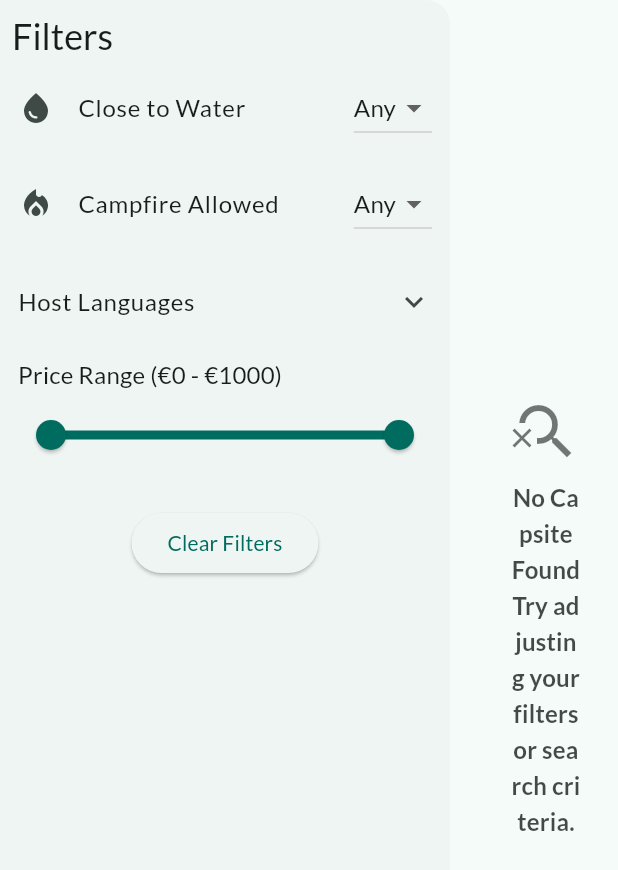
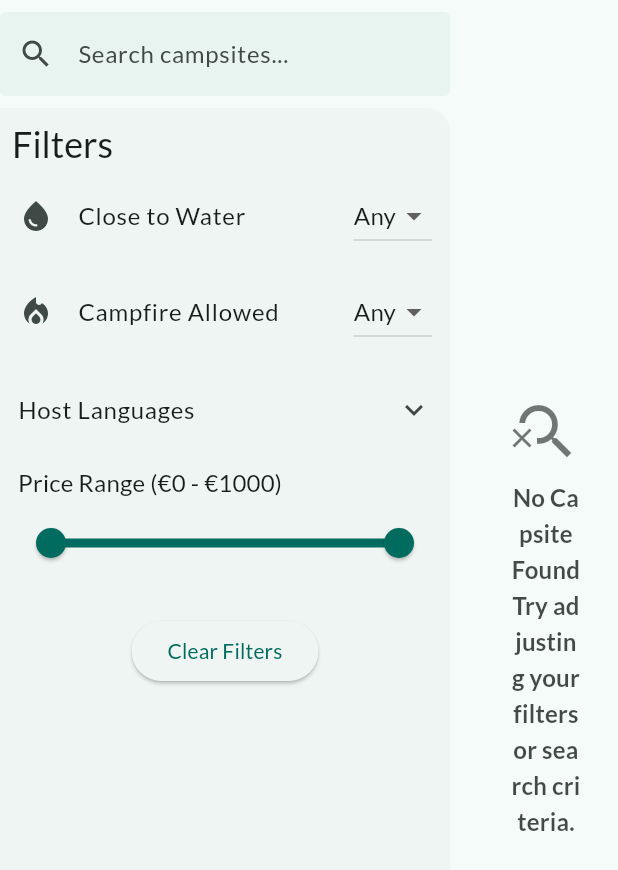
Before and after one commit to Chethana-BL/wander_nest, a Flutter app: the HomeWideLayout widget shown alone on an empty page, opened directly with empty values, on a phone screen of 412 x 824 dp. Shown: the top 870 px of the screen. Run offline on Flutter 3.47's test engine with Material 3 defaults, Android fonts, the light colour scheme and no system bars; our stand-ins replace flutter_map, flutter_riverpod, flutter_staggered_animations, freezed_annotation, google_fonts, latlong2; missing offline and left inert: flutter_map_cancellable_tile_provider; network calls fail.

Commit message:
feat: implement responsive campsite search with tests
- Added search functionality to filter campsites by name using a responsive UI for both wide and compact layouts.
- Included supporting unit tests.

```diff
--- a/lib/features/campsite/presentation/screens/home_screen.dart
+++ b/lib/features/campsite/presentation/screens/home_screen.dart
@@ -3,6 +3,7 @@ import 'package:flutter_riverpod/flutter_riverpod.dart';
 import 'package:wander_nest/core/constants/app_icons.dart';
 import 'package:wander_nest/core/constants/app_sizes.dart';
 import 'package:wander_nest/features/campsite/presentation/providers/campsite_providers.dart';
+import 'package:wander_nest/features/campsite/presentation/providers/search_providers.dart';
 import 'package:wander_nest/features/campsite/presentation/widgets/app_error_message.dart';
 import 'package:wander_nest/features/campsite/presentation/widgets/app_tagline_banner.dart';
 import 'package:wander_nest/features/campsite/presentation/widgets/responsive_campsite_view.dart';
@@ -10,7 +11,6 @@ import 'package:wander_nest/features/favourites/presentation/screens/favourite_c
 import 'package:wander_nest/features/filters/presentation/widgets/filter_action_icon.dart';
 import 'package:wander_nest/features/filters/presentation/widgets/filter_overlay_panel.dart';
 import 'package:wander_nest/features/maps/presentation/screens/map_screen.dart';
-import 'package:wander_nest/shared/providers/filtered_campsites_provider.dart';
 import 'package:wander_nest/shared/utils/error_messages.dart';
 
 class HomeScreen extends ConsumerWidget {
@@ -38,7 +38,7 @@ class HomeScreen extends ConsumerWidget {
   @override
   Widget build(BuildContext context, WidgetRef ref) {
     final campsiteListAsync = ref.watch(campsiteListProvider);
-    final filteredCampsites = ref.watch(filteredCampsitesProvider);
+    final filteredCampsites = ref.watch(searchedCampsitesProvider);
     final isCompact = MediaQuery.of(context).size.width < 600;
 
     return Scaffold(
--- a/lib/features/campsite/presentation/widgets/home_compact_layout.dart
+++ b/lib/features/campsite/presentation/widgets/home_compact_layout.dart
@@ -2,9 +2,11 @@ import 'package:flutter/material.dart';
 import 'package:flutter_riverpod/flutter_riverpod.dart';
 import 'package:wander_nest/core/constants/app_sizes.dart';
 import 'package:wander_nest/features/campsite/domain/entities/campsite.dart';
+import 'package:wander_nest/features/campsite/presentation/providers/search_providers.dart';
 import 'package:wander_nest/features/campsite/presentation/widgets/campsite_card.dart';
 import 'package:wander_nest/features/campsite/presentation/widgets/home_empty_campsite.dart';
 import 'package:wander_nest/features/campsite/presentation/widgets/result_summary_banner.dart';
+import 'package:wander_nest/features/campsite/presentation/widgets/search_bar.dart';
 import 'package:wander_nest/features/filters/domain/entities/filter_state.dart';
 import 'package:wander_nest/features/filters/presentation/providers/campsite_filter_notifier.dart';
 import 'package:wander_nest/features/filters/presentation/widgets/active_filter_chips.dart';
@@ -23,6 +25,7 @@ class HomeCompactLayout extends ConsumerWidget {
   @override
   Widget build(BuildContext context, WidgetRef ref) {
     final filter = ref.watch(campsiteFilterProvider);
+    final search = ref.watch(searchQueryProvider);
 
     Widget content = const NoCampsiteFound();
 
@@ -35,6 +38,11 @@ class HomeCompactLayout extends ConsumerWidget {
 
     return Column(
       children: [
+        SearchBarWidget(
+          onChanged:
+              (value) => ref.read(searchQueryProvider.notifier).state = value,
+          searchText: search,
+        ),
         if (!filter.isDefault)
           const Padding(
             padding: EdgeInsets.symmetric(vertical: AppSizes.paddingSM),
--- a/lib/features/campsite/presentation/widgets/home_wide_layout.dart
+++ b/lib/features/campsite/presentation/widgets/home_wide_layout.dart
@@ -2,9 +2,11 @@ import 'package:flutter/material.dart';
 import 'package:flutter_riverpod/flutter_riverpod.dart';
 import 'package:wander_nest/core/constants/app_sizes.dart';
 import 'package:wander_nest/features/campsite/domain/entities/campsite.dart';
+import 'package:wander_nest/features/campsite/presentation/providers/search_providers.dart';
 import 'package:wander_nest/features/campsite/presentation/widgets/campsite_card.dart';
 import 'package:wander_nest/features/campsite/presentation/widgets/home_empty_campsite.dart';
 import 'package:wander_nest/features/campsite/presentation/widgets/result_summary_banner.dart';
+import 'package:wander_nest/features/campsite/presentation/widgets/search_bar.dart';
 import 'package:wander_nest/features/filters/presentation/widgets/filter_sidebar_panel.dart';
 import 'package:wander_nest/shared/widgets/animated_lists.dart';
 
@@ -24,6 +26,7 @@ class HomeWideLayout extends ConsumerWidget {
   Widget build(BuildContext context, WidgetRef ref) {
     final filterPanelWidth = 300;
     final availableWidth = width - filterPanelWidth;
+    final search = ref.watch(searchQueryProvider);
 
     return Row(
       crossAxisAlignment: CrossAxisAlignment.start,
@@ -31,7 +34,19 @@ class HomeWideLayout extends ConsumerWidget {
         // Left-side filter panel
         SizedBox(
           width: filterPanelWidth.toDouble(),
-          child: const FilterSidebarPanel(),
+          child: Column(
+            crossAxisAlignment: CrossAxisAlignment.start,
+            mainAxisSize: MainAxisSize.min,
+            children: [
+              SearchBarWidget(
+                onChanged:
+                    (value) =>
+                        ref.read(searchQueryProvider.notifier).state = value,
+                searchText: search,
+              ),
+              const Expanded(child: FilterSidebarPanel()),
+            ],
+          ),
         ),
 
         const SizedBox(width: AppSizes.space),
--- a/lib/features/campsite/presentation/widgets/result_summary_banner.dart
+++ b/lib/features/campsite/presentation/widgets/result_summary_banner.dart
@@ -28,7 +28,10 @@ class ResultSummaryBanner extends StatelessWidget {
             : '$totalCount campsites available';
 
     return Card(
-      margin: const EdgeInsets.symmetric(vertical: AppSizes.paddingSM),
+      margin: const EdgeInsets.symmetric(
+        vertical: AppSizes.paddingSM,
+        horizontal: AppSizes.paddingSM,
+      ),
       color: Theme.of(context).colorScheme.primary.alphaF(0.2),
       shape: RoundedRectangleBorder(
         borderRadius: BorderRadius.circular(AppSizes.radius),
--- /dev/null
+++ b/lib/features/campsite/presentation/widgets/search_bar.dart
@@ -0,0 +1,49 @@
+import 'package:flutter/material.dart';
+import 'package:wander_nest/core/constants/app_sizes.dart';
+import 'package:wander_nest/shared/extensions/color_extensions.dart';
+
+class SearchBarWidget extends StatelessWidget {
+  const SearchBarWidget({
+    super.key,
+    required this.searchText,
+    required this.onChanged,
+    this.hintText = 'Search campsites...',
+  });
+
+  final String searchText;
+  final ValueChanged<String> onChanged;
+  final String hintText;
+
+  @override
+  Widget build(BuildContext context) {
+    final controller = TextEditingController(text: searchText);
+
+    controller.selection = TextSelection.fromPosition(
+      TextPosition(offset: controller.text.length),
+    );
+
+    return Padding(
+      padding: const EdgeInsets.symmetric(vertical: AppSizes.spaceSM),
+      child: TextField(
+        controller: controller,
+        onChanged: onChanged,
+        style: Theme.of(context).textTheme.bodyLarge,
+        decoration: InputDecoration(
+          hintText: 'Search campsites...',
+          prefixIcon: const Icon(Icons.search),
+          suffixIcon:
+              searchText.isNotEmpty
+                  ? IconButton(
+                    icon: const Icon(Icons.clear),
+                    onPressed: () => onChanged(''),
+                  )
+                  : null,
+
+          filled: true,
+          fillColor: Theme.of(context).colorScheme.primary.alphaF(0.05),
+          border: const OutlineInputBorder(borderSide: BorderSide.none),
+        ),
+      ),
+    );
+  }
+}
```
Also changed, not shown: lib/features/campsite/presentation/providers/search_providers.dart (added, +16 -0 lines), 1 other file.
